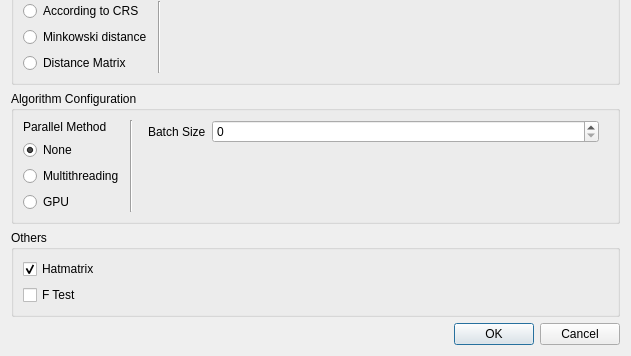
GWmodel-Lab/GWmodelS, file gwmrobustgwroptionsdialog.ui: the form before one commit; both pictures show x 0 to 631 and y 364 to 720 of the 631 by 720 pixel window.
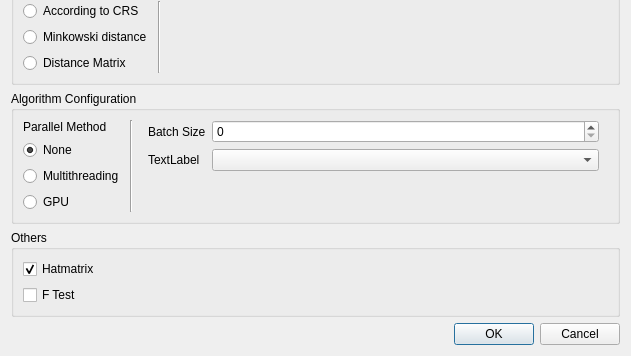
The form after the commit. The open tabs and pages were chosen to show the change. Custom widgets are drawn as their Qt base class.

Commit message: 修改：设置窗口的 GPU  设置

Diff of the .ui file:
```diff
--- a/gwmrobustgwroptionsdialog.ui
+++ b/gwmrobustgwroptionsdialog.ui
@@ -679,6 +679,16 @@
             </property>
            </widget>
           </item>
+          <item row="1" column="0">
+           <widget class="QLabel" name="label_11">
+            <property name="text">
+             <string>TextLabel</string>
+            </property>
+           </widget>
+          </item>
+          <item row="1" column="1">
+           <widget class="QComboBox" name="mGPUSelection"/>
+          </item>
          </layout>
         </widget>
        </widget>
```
Left out of the diff: 2 changed lines with no effect on the pictures. The commit also changes 2 other files.
